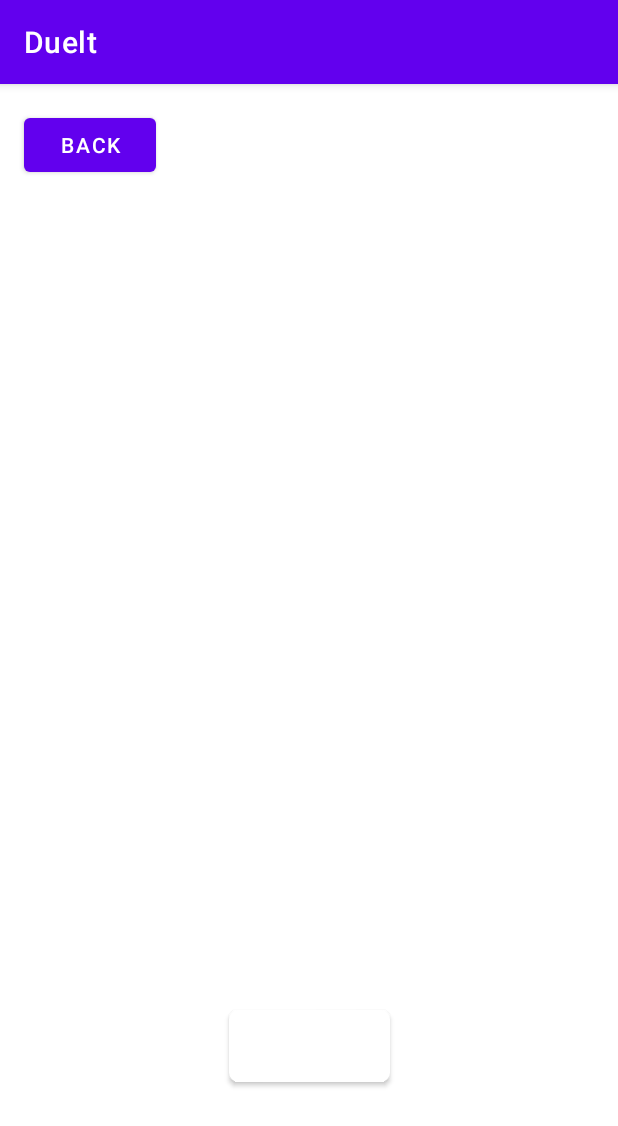
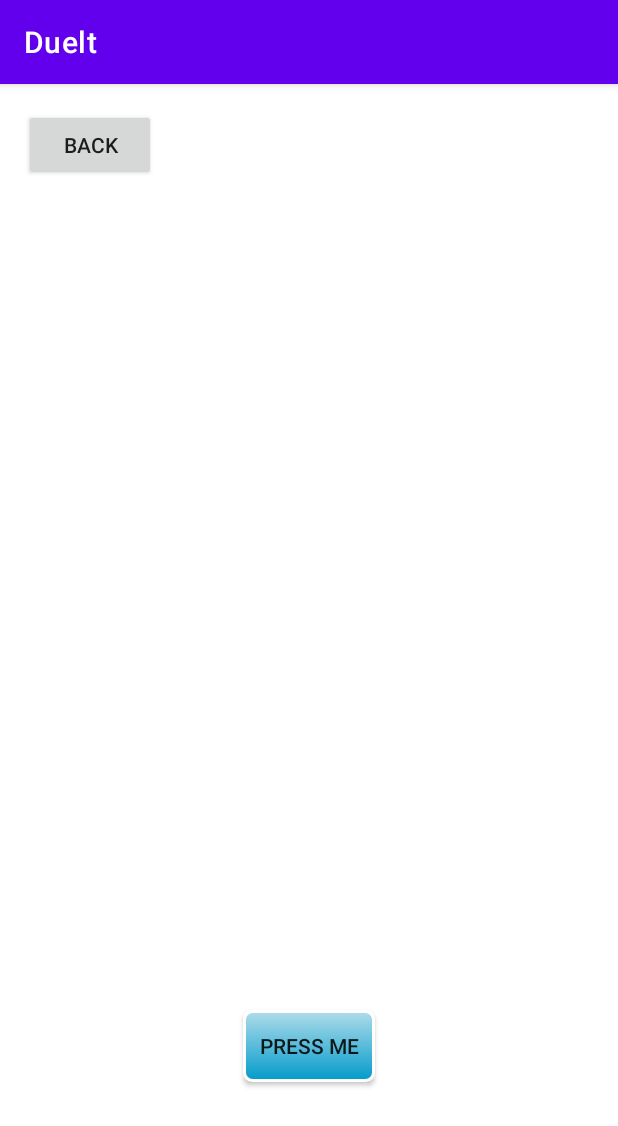
Before and after one commit to Haolinc/DueItProject, an Android app: the TreatmentActivity screen opened directly, with no data from a screen before it, on a phone screen of 412 x 824 dp. Shown: the top 1126 px of the screen. Run offline under Robolectric (Android 15) with nearby library versions, the phone set to English and light mode, and no system bars.

Commit message:
change button to appcompatButton and redesign button animation

```diff
--- a/app/src/main/res/layout/activity_treatment.xml
+++ b/app/src/main/res/layout/activity_treatment.xml
@@ -8,20 +8,20 @@
     android:orientation="vertical"
     tools:context=".TreatmentActivity">
 
-    <Button
+    <androidx.appcompat.widget.AppCompatButton
+
         android:id="@+id/custom_buttonblue"
         android:layout_width="wrap_content"
         android:layout_height="wrap_content"
         android:background="@drawable/custom_buttonblue"
         android:text="Press me"
-        app:backgroundTint="#FFFFFF"
         app:layout_constraintBottom_toBottomOf="parent"
         app:layout_constraintEnd_toEndOf="parent"
         app:layout_constraintStart_toStartOf="parent"
         app:layout_constraintTop_toTopOf="parent"
         app:layout_constraintVertical_bias="0.857" />
 
-    <Button
+    <androidx.appcompat.widget.AppCompatButton
         android:id="@+id/button4"
         android:layout_width="wrap_content"
         android:layout_height="wrap_content"
```
